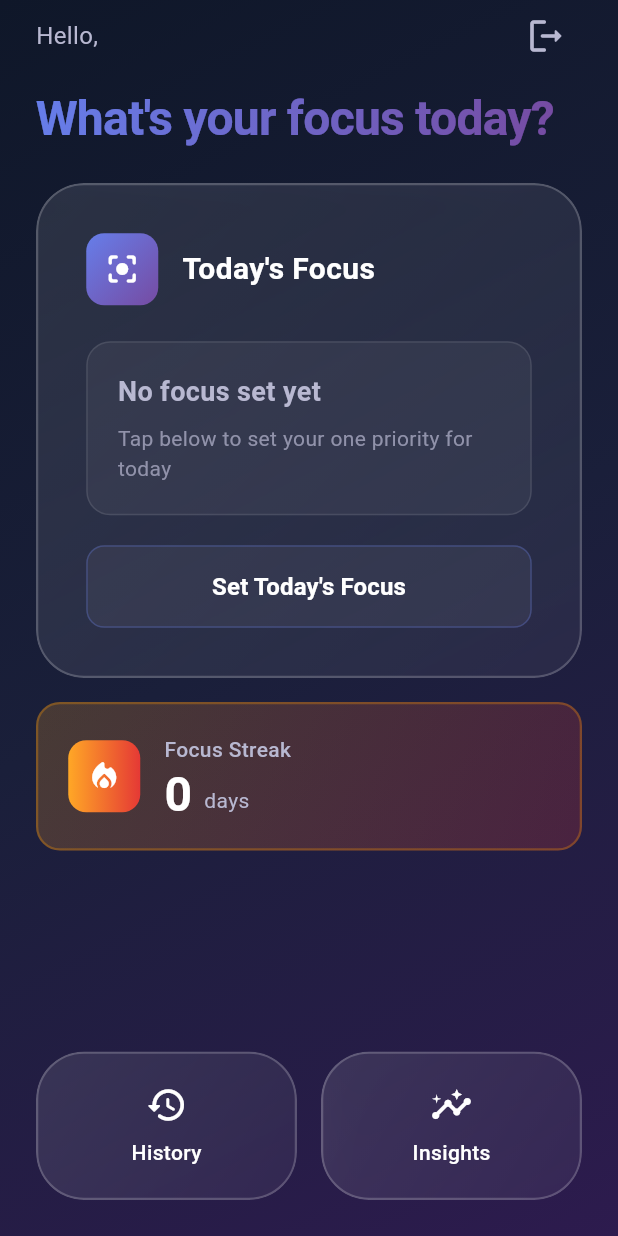
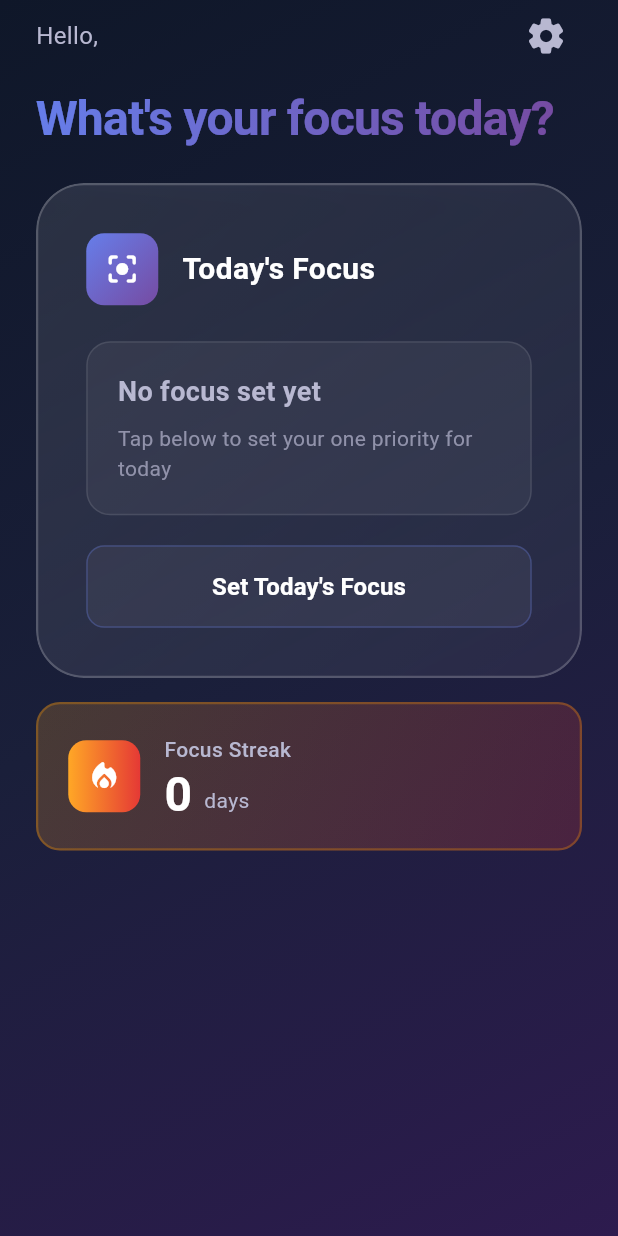
Before and after one commit to Tlemondy/FocusOne, a Flutter app: the screen it shows once a user with an empty profile is signed in, on a phone screen of 412 x 824 dp. Run offline on Flutter 3.47's test engine with Material 3 defaults, Android fonts, the phone set to English and light mode, and no system bars; our stand-ins replace cloud_firestore, firebase_auth, firebase_core, firebase_storage, flutter_riverpod, go_router and 1 more; accounts and stored records are empty.

Commit message:
fix: home page updates

```diff
--- a/lib/pages/home/home_page.dart
+++ b/lib/pages/home/home_page.dart
@@ -34,14 +34,13 @@ class HomePage extends ConsumerWidget {
                     child: Column(
                       crossAxisAlignment: CrossAxisAlignment.start,
                       children: [
-                        _buildHeader(userName, ref),
+                        _buildHeader(userName, ref, context),
                         const SizedBox(height: 20),
                         _buildTodaysFocus(context, ref, dailyFocusAsync),
                         const SizedBox(height: 16),
                         _buildStreakCard(ref),
                         const Spacer(),
-                        _buildQuickActions(context),
-                        const SizedBox(height: 24),
+                        const SizedBox(height: 100),
                       ],
                     ),
                   ),
@@ -54,7 +53,7 @@ class HomePage extends ConsumerWidget {
     );
   }
 
-  Widget _buildHeader(String userName, WidgetRef ref) {
+  Widget _buildHeader(String userName, WidgetRef ref, BuildContext context) {
     return Column(
       crossAxisAlignment: CrossAxisAlignment.start,
       children: [
@@ -71,9 +70,9 @@ class HomePage extends ConsumerWidget {
               ),
             ),
             IconButton(
-              onPressed: () => ref.read(authControllerProvider.notifier).signOut(),
+              onPressed: () => context.push('/settings'),
               icon: Icon(
-                Icons.logout_rounded,
+                Icons.settings_rounded,
                 color: AppColors.textSecondary,
                 size: 28,
               ),
@@ -425,58 +424,4 @@ class HomePage extends ConsumerWidget {
       error: (_, __) => const SizedBox.shrink(),
     );
   }
-
-  Widget _buildQuickActions(BuildContext context) {
-    return Row(
-      children: [
-        Expanded(
-          child: _buildActionCard(
-            icon: Icons.history_rounded,
-            label: 'History',
-            onTap: () => context.push('/history'),
-          ),
-        ),
-        const SizedBox(width: 16),
-        Expanded(
-          child: _buildActionCard(
-            icon: Icons.insights_rounded,
-            label: 'Insights',
-            onTap: () => context.push('/insights'),
-          ),
-        ),
-      ],
-    );
-  }
-
-  Widget _buildActionCard({
-    required IconData icon,
-    required String label,
-    required VoidCallback onTap,
-  }) {
-    return GlassContainer(
-      padding: const EdgeInsets.all(20),
-      child: InkWell(
-        onTap: onTap,
-        borderRadius: BorderRadius.circular(16),
-        child: Column(
-          children: [
-            Icon(
-              icon,
-              color: Colors.white,
-              size: 28,
-            ),
-            const SizedBox(height: 8),
-            Text(
-              label,
-              style: const TextStyle(
-                color: Colors.white,
-                fontSize: 14,
-                fontWeight: FontWeight.w500,
-              ),
-            ),
-          ],
-        ),
-      ),
-    );
-  }
 }
```
